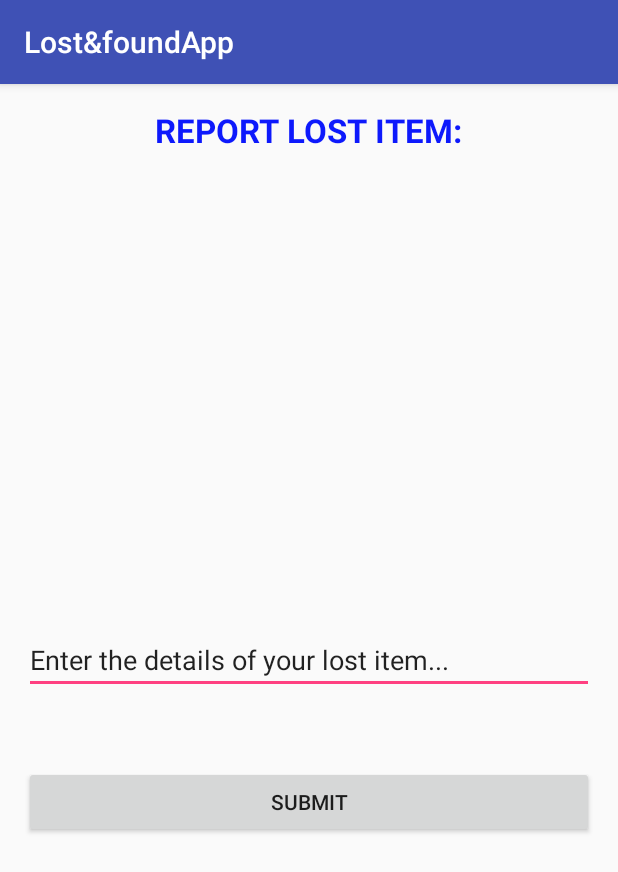
After one commit to Nzukisebastian/M-Tafuta, an Android app: the Report screen opened directly, with no data from a screen before it, on a phone screen of 412 x 824 dp. The commit adds this screen. Shown: the top 872 px of the screen. Run offline under Robolectric (Android 15) with nearby library versions, the phone set to English and light mode, and no system bars; our stand-ins replace Volley; network calls fail.

Commit message:
commited changes

```diff
--- a/app/build.gradle
+++ b/app/build.gradle
@@ -28,6 +28,9 @@ dependencies {
     compile 'com.android.volley:volley:1.0.0'
     compile 'com.android.support:cardview-v7:23.4.0'
     compile 'com.android.support:recyclerview-v7:23.4.0'
+    compile 'com.google.firebase:firebase-messaging:9.0.0'
     compile 'com.basgeekball:awesome-validation:1.3'
     compile files('libs/PhotoUtil.jar')
+
 }
+apply plugin: 'com.google.gms.google-services'
--- a/app/src/main/java/com/example/sebastian/lostfoundapp/Main4Activity.java
+++ b/app/src/main/java/com/example/sebastian/lostfoundapp/Main4Activity.java
@@ -42,7 +42,7 @@ public class Main4Activity extends AppCompatActivity {
                     item.setChecked(false);
                 else
                     item.setChecked(true);
-                startActivity(new Intent(this,Reportitem.class));
+                startActivity(new Intent(this,Report.class));
                 //main_view.setBackgroundColor(Color.RED);
                 return true;
             case R.id.menu_green:
--- a/app/src/main/java/com/example/sebastian/lostfoundapp/MainActivity.java
+++ b/app/src/main/java/com/example/sebastian/lostfoundapp/MainActivity.java
@@ -1,14 +1,14 @@
 package com.example.sebastian.lostfoundapp;
 
 import android.content.Intent;
+import android.os.Bundle;
 import android.support.v7.app.AppCompatActivity;
-import android.os.Bundle;
 import android.view.View;
 import android.widget.EditText;
 import android.widget.TextView;
 import android.widget.Toast;
 
-public class MainActivity extends AppCompatActivity {
+public class MainActivity  extends AppCompatActivity {
     EditText etemails,etpasswords;
     TextView forgets;
     @Override
--- /dev/null
+++ b/app/src/main/java/com/example/sebastian/lostfoundapp/Report.java
@@ -0,0 +1,94 @@
+package com.example.sebastian.lostfoundapp;
+
+import android.app.ProgressDialog;
+import android.support.v7.app.AppCompatActivity;
+import android.os.Bundle;
+import android.view.View;
+import android.widget.Button;
+import android.widget.EditText;
+import android.widget.Toast;
+
+import com.android.volley.AuthFailureError;
+import com.android.volley.Request;
+import com.android.volley.RequestQueue;
+import com.android.volley.Response;
+import com.android.volley.VolleyError;
+import com.android.volley.toolbox.StringRequest;
+import com.android.volley.toolbox.Volley;
+
+import org.json.JSONException;
+import org.json.JSONObject;
+
+import java.util.HashMap;
+import java.util.Map;
+
+public class Report extends AppCompatActivity implements View.OnClickListener{
+
+    EditText report;
+    private Button buttonSubmit;
+    private ProgressDialog progressDialog;
+    //URL
+    private static final String URL_REGISTER_DEVICE = "http://ictchops.me.ke/FcmExample/sendMultiplePush.php";
+
+    @Override
+    protected void onCreate(Bundle savedInstanceState) {
+        super.onCreate(savedInstanceState);
+        setContentView(R.layout.activity_report);
+        report=(EditText)findViewById(R.id.report);
+        buttonSubmit = (Button) findViewById(R.id.buttonSubmit);
+        buttonSubmit.setOnClickListener(this);
+
+    }
+
+    //storing token to mysql server
+    private void sendTokenToServers() {
+        progressDialog = new ProgressDialog(this);
+        progressDialog.setMessage("Sending report...");
+        progressDialog.show();
+
+        final String sent=report.getText().toString().trim().toLowerCase();
+        final String titles="M-Tafuta";
+        final String messages="Hello customer,someone has lost an item,kindly view full details in the system for help!";
+        final String emails="mutiso@gmail.com";
+
+        StringRequest stringRequest = new StringRequest(Request.Method.POST, URL_REGISTER_DEVICE,
+                new Response.Listener<String>() {
+                    @Override
+                    public void onResponse(String response) {
+                        progressDialog.dismiss();
+                        try {
+                            JSONObject obj = new JSONObject(response);
+                            Toast.makeText(Report.this, obj.getString("message"), Toast.LENGTH_LONG).show();
+                        } catch (JSONException e) {
+                            e.printStackTrace();
+                        }
+                    }
+                },
+                new Response.ErrorListener() {
+                    @Override
+                    public void onErrorResponse(VolleyError error) {
+                        progressDialog.dismiss();
+                        Toast.makeText(Report.this, error.getMessage(), Toast.LENGTH_LONG).show();
+                    }
+                }) {
+
+            @Override
+            protected Map<String, String> getParams() throws AuthFailureError {
+                Map<String, String> params = new HashMap<>();
+               // params.put("report",sent);
+                params.put("message",messages);
+                params.put("title",titles);
+                return params;
+            }
+        };
+        RequestQueue requestQueue = Volley.newRequestQueue(this);
+        requestQueue.add(stringRequest);
+    }
+
+    @Override
+    public void onClick(View v) {
+        if (v == buttonSubmit) {
+            sendTokenToServers();
+        }
+    }
+}
--- a/app/src/main/res/layout/activity_registers.xml
+++ b/app/src/main/res/layout/activity_registers.xml
@@ -133,4 +133,6 @@
         android:textColor="#0415f9"
         android:layout_alignLeft="@+id/buttonSubmit"
         android:layout_alignStart="@+id/buttonSubmit" />
+
+
 </RelativeLayout>
--- /dev/null
+++ b/app/src/main/res/layout/activity_report.xml
@@ -0,0 +1,51 @@
+<?xml version="1.0" encoding="utf-8"?>
+<RelativeLayout xmlns:android="http://schemas.android.com/apk/res/android"
+    xmlns:tools="http://schemas.android.com/tools"
+    android:layout_width="match_parent"
+    android:layout_height="match_parent"
+    android:paddingBottom="@dimen/activity_vertical_margin"
+    android:paddingLeft="@dimen/activity_horizontal_margin"
+    android:paddingRight="@dimen/activity_horizontal_margin"
+    android:paddingTop="@dimen/activity_vertical_margin"
+    tools:context="com.example.sebastian.lostfoundapp.Report">
+
+    <TextView
+        android:layout_width="wrap_content"
+        android:layout_height="wrap_content"
+        android:textAppearance="?android:attr/textAppearanceLarge"
+        android:text="REPORT LOST ITEM:"
+        android:textStyle="bold"
+        android:id="@+id/textView2"
+        android:textColor="#0d19fc"
+        android:layout_alignParentTop="true"
+        android:layout_centerHorizontal="true" />
+
+    <EditText
+        android:layout_width="wrap_content"
+        android:layout_height="wrap_content"
+        android:inputType="textMultiLine"
+        android:ems="10"
+        android:id="@+id/report"
+        android:layout_centerVertical="true"
+        android:layout_alignParentRight="true"
+        android:layout_alignParentEnd="true"
+        android:layout_alignParentLeft="true"
+        android:layout_alignParentStart="true"
+        android:textColorHint="#070707"
+        android:text="Enter the details of your lost item..." />
+
+    <Button
+        android:layout_width="wrap_content"
+        android:layout_height="wrap_content"
+        android:text="Submit"
+        android:onClick="report"
+        android:id="@+id/buttonSubmit"
+        android:layout_below="@+id/report"
+        android:layout_alignParentLeft="true"
+        android:layout_alignParentStart="true"
+        android:layout_marginTop="48dp"
+        android:layout_alignParentRight="true"
+        android:layout_alignParentEnd="true" />
+
+
+</RelativeLayout>
--- a/build.gradle
+++ b/build.gradle
@@ -6,6 +6,8 @@ buildscript {
     }
     dependencies {
         classpath 'com.android.tools.build:gradle:2.1.2'
+        // Add this line
+        classpath 'com.google.gms:google-services:4.0.0'
 
         // NOTE: Do not place your application dependencies here; they belong
         // in the individual module build.gradle files
```
Also changed, not shown: app/src/main/AndroidManifest.xml (+22 -2 lines), app/src/main/java/com/example/sebastian/lostfoundapp/MyFirebaseInstanceIDService.java (added, +26 -0 lines), app/src/main/java/com/example/sebastian/lostfoundapp/MyFirebaseMessagingService.java (added, +66 -0 lines), app/src/main/java/com/example/sebastian/lostfoundapp/MyNotificationManager.java (added, +116 -0 lines), app/src/main/java/com/example/sebastian/lostfoundapp/Registers.java (+68 -1 lines), app/src/main/java/com/example/sebastian/lostfoundapp/SharedPrefManager.java (added, +42 -0 lines), app/src/main/java/com/example/sebastian/lostfoundapp/Welcome.java (added, +38 -0 lines), app/src/main/res/anim/welcome_animation.xml (added, +12 -0 lines), app/src/main/res/layout/activity_welcome.xml (added, +20 -0 lines), 1 other file.
